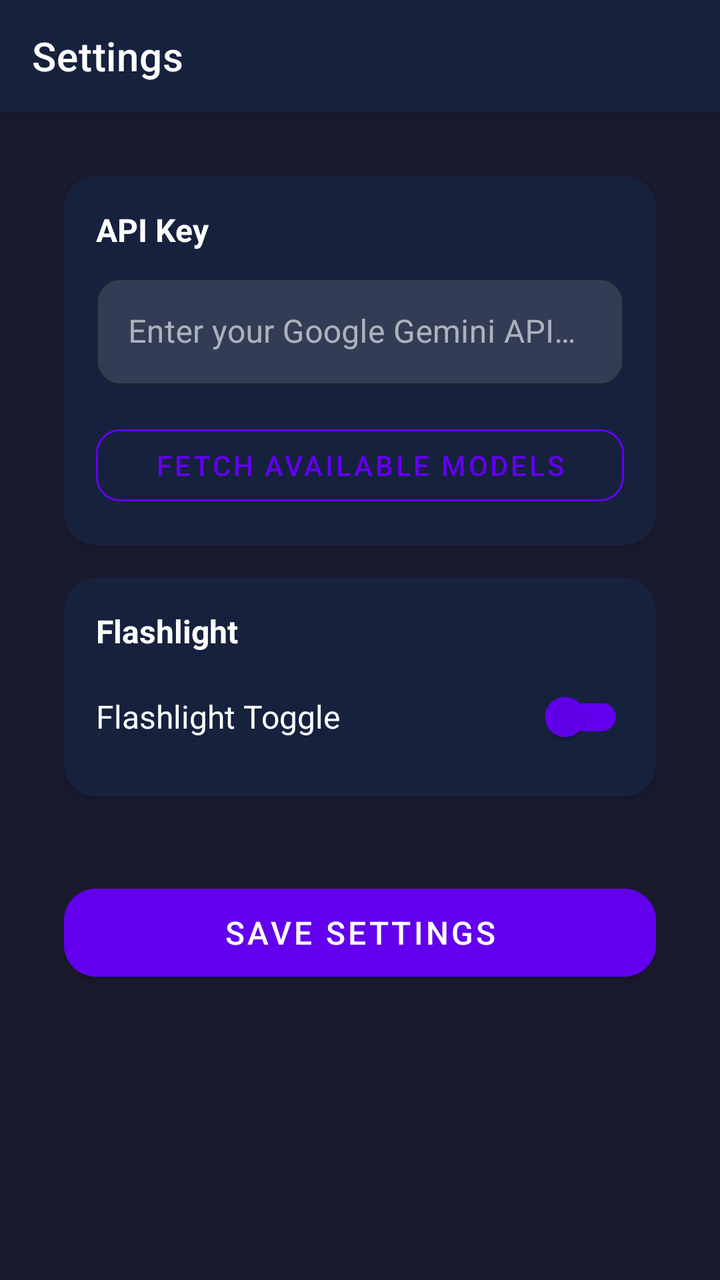
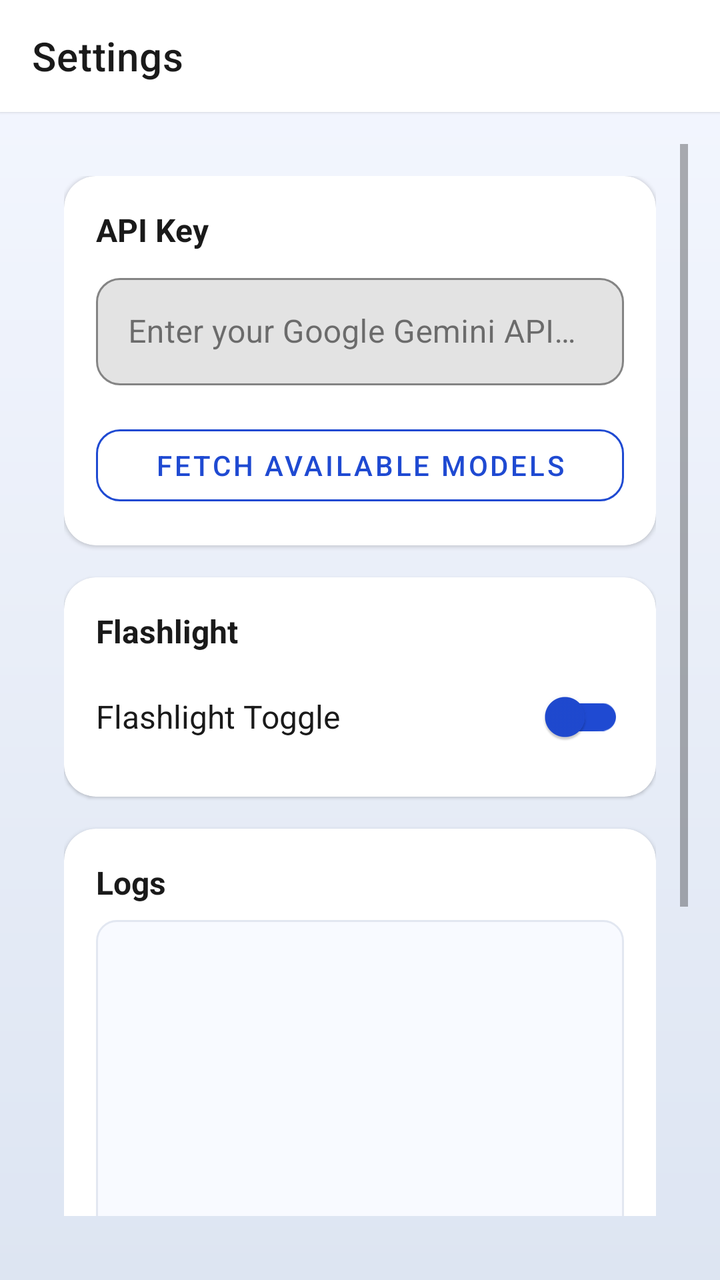

Two renders of the same Android screen: before a commit and after it. Below are the layout's source before the change and the commit's diff.
<!-- AndroidManifest.xml: application theme Theme.Calculator -->
<!-- res/layout/activity_settings.xml -->
<?xml version="1.0" encoding="utf-8"?>
<androidx.constraintlayout.widget.ConstraintLayout xmlns:android="http://schemas.android.com/apk/res/android"
    xmlns:app="http://schemas.android.com/apk/res-auto"
    xmlns:tools="http://schemas.android.com/tools"
    android:layout_width="match_parent"
    android:layout_height="match_parent"
    android:background="@color/background"
    tools:context=".SettingsActivity">

    <androidx.appcompat.widget.Toolbar
        android:id="@+id/toolbar"
        android:layout_width="0dp"
        android:layout_height="?attr/actionBarSize"
        android:background="?attr/colorSurface"
        android:elevation="4dp"
        app:layout_constraintEnd_toEndOf="parent"
        app:layout_constraintStart_toStartOf="parent"
        app:layout_constraintTop_toTopOf="parent"
        app:title="Settings"
        app:titleTextColor="@android:color/white" />

    <ScrollView
        android:layout_width="match_parent"
        android:layout_height="0dp"
        android:layout_margin="16dp"
        android:paddingBottom="16dp"
        app:layout_constraintBottom_toBottomOf="parent"
        app:layout_constraintTop_toBottomOf="@+id/toolbar">

        <LinearLayout
            android:layout_width="match_parent"
            android:layout_height="wrap_content"
            android:orientation="vertical"
            android:padding="16dp">

            <com.google.android.material.card.MaterialCardView
                android:layout_width="match_parent"
                android:layout_height="wrap_content"
                android:layout_marginBottom="16dp"
                app:cardCornerRadius="16dp"
                app:cardElevation="2dp">

                <LinearLayout
                    android:layout_width="match_parent"
                    android:layout_height="wrap_content"
                    android:orientation="vertical"
                    android:padding="16dp">

                    <TextView
                        android:layout_width="wrap_content"
                        android:layout_height="wrap_content"
                        android:text="API Key"
                        android:textColor="@android:color/white"
                        android:textSize="16sp"
                        android:textStyle="bold"
                        android:layout_marginBottom="8dp" />

                    <com.google.android.material.textfield.TextInputLayout
                        android:id="@+id/apiKeyLayout"
                        android:layout_width="match_parent"
                        android:layout_height="wrap_content"
                        android:hint="Enter your Google Gemini API Key"
                        app:boxBackgroundMode="outline"
                        app:boxCornerRadiusTopStart="12dp"
                        app:boxCornerRadiusTopEnd="12dp"
                        app:boxCornerRadiusBottomStart="12dp"
                        app:boxCornerRadiusBottomEnd="12dp"
                        app:boxStrokeColor="@color/primary"
                        app:hintTextColor="@color/hint_color">

                        <com.google.android.material.textfield.TextInputEditText
                            android:id="@+id/apiKeyInput"
                            android:layout_width="match_parent"
                            android:layout_height="wrap_content"
                            android:textColor="@android:color/white"
                            android:textColorHint="@color/hint_color"
                            android:textSize="16sp"
                            android:inputType="textPassword"
                            android:padding="16dp" />
                    </com.google.android.material.textfield.TextInputLayout>

                    <com.google.android.material.button.MaterialButton
                        android:id="@+id/fetchModelsButton"
                        style="@style/Widget.MaterialComponents.Button.OutlinedButton"
                        android:layout_width="match_parent"
                        android:layout_height="wrap_content"
                        android:layout_marginTop="16dp"
                        android:text="Fetch Available Models"
                        android:icon="@drawable/ic_refresh"
                        app:iconTint="@color/primary"
                        app:iconGravity="start"
                        app:cornerRadius="12dp"
                        app:strokeColor="@color/primary"
                        app:strokeWidth="1dp" />

                    <ProgressBar
                        android:id="@+id/loadingIndicator"
                        android:layout_width="wrap_content"
                        android:layout_height="wrap_content"
                        android:layout_gravity="center"
                        android:layout_marginTop="16dp"
                        android:visibility="gone" />
                </LinearLayout>
            </com.google.android.material.card.MaterialCardView>

            <com.google.android.material.card.MaterialCardView
                android:id="@+id/modelsCard"
                android:layout_width="match_parent"
                android:layout_height="wrap_content"
                android:layout_marginBottom="16dp"
                android:visibility="gone"
                app:cardCornerRadius="16dp"
                app:cardElevation="2dp">

                <LinearLayout
                    android:layout_width="match_parent"
                    android:layout_height="wrap_content"
                    android:orientation="vertical"
                    android:padding="16dp">

                    <TextView
                        android:layout_width="wrap_content"
                        android:layout_height="wrap_content"
                        android:text="Select Model"
                        android:textColor="@android:color/white"
                        android:textSize="16sp"
                        android:textStyle="bold"
                        android:layout_marginBottom="8dp" />

                    <Spinner
                        android:id="@+id/modelSpinner"
                        android:layout_width="match_parent"
                        android:layout_height="wrap_content"
                        android:background="@drawable/spinner_background"
                        android:padding="12dp"
                        android:spinnerMode="dropdown" />

                    <androidx.recyclerview.widget.RecyclerView
                        android:id="@+id/modelsRecyclerView"
                        android:layout_width="match_parent"
                        android:layout_height="wrap_content"
                        android:layout_marginTop="16dp"
                        android:nestedScrollingEnabled="false" />
                </LinearLayout>
            </com.google.android.material.card.MaterialCardView>

            <com.google.android.material.card.MaterialCardView
                android:layout_width="match_parent"
                android:layout_height="wrap_content"
                android:layout_marginBottom="16dp"
                app:cardCornerRadius="16dp"
                app:cardElevation="2dp">

                <LinearLayout
                    android:layout_width="match_parent"
                    android:layout_height="wrap_content"
                    android:orientation="vertical"
                    android:padding="16dp">

                    <TextView
                        android:layout_width="wrap_content"
                        android:layout_height="wrap_content"
                        android:text="Flashlight"
                        android:textColor="@android:color/white"
                        android:textSize="16sp"
                        android:textStyle="bold"
                        android:layout_marginBottom="8dp" />

                    <com.google.android.material.switchmaterial.SwitchMaterial
                        android:id="@+id/flashlightSwitch"
                        android:layout_width="match_parent"
                        android:layout_height="wrap_content"
                        android:text="Flashlight Toggle"
                        android:textColor="@android:color/white"
                        android:textSize="16sp"
                        app:thumbTint="@color/primary"
                        app:trackTint="@color/primary" />
                </LinearLayout>
            </com.google.android.material.card.MaterialCardView>

            <com.google.android.material.button.MaterialButton
                android:id="@+id/saveButton"
                android:layout_width="match_parent"
                android:layout_height="56dp"
                android:layout_marginTop="24dp"
                android:text="Save Settings"
                android:textSize="16sp"
                android:backgroundTint="@color/primary"
                app:cornerRadius="16dp" />
        </LinearLayout>
    </ScrollView>
</androidx.constraintlayout.widget.ConstraintLayout>
<!-- resources referenced by this layout -->
<resources>
  <color name="background">#1A1A2E</color>
  <color name="hint_color">#888888</color>
  <color name="primary">#6200EE</color>
  <!-- drawable ic_refresh (drawable) -->
  <vector xmlns:android="http://schemas.android.com/apk/res/android"
      android:width="24dp"
      android:height="24dp"
      android:viewportWidth="24"
      android:viewportHeight="24">
      <path
          android:fillColor="@android:color/white"
          android:pathData="M17.65,6.35C16.2,4.9 14.21,4 12,4c-4.42,0 -7.99,3.58 -7.99,8s3.57,8 7.99,8c3.73,0 6.84,-2.55 7.73,-6h-2.08c-0.82,2.33 -3.04,4 -5.65,4 -3.31,0 -6,-2.69 -6,-6s2.69,-6 6,-6c1.66,0 3.14,0.69 4.22,1.78L13,11h7V4l-2.35,2.35z"/>
  </vector>
  <!-- drawable spinner_background (drawable) -->
  <?xml version="1.0" encoding="utf-8"?>
  <shape xmlns:android="http://schemas.android.com/apk/res/android" android:shape="rectangle">
      <solid android:color="@color/surface" />
      <stroke android:width="1dp" android:color="@color/primary" />
      <corners android:radius="12dp" />
      <padding android:left="12dp" android:top="8dp" android:right="12dp" android:bottom="8dp" />
  </shape>
  <style name="Theme.Calculator" parent="Theme.MaterialComponents.DayNight.NoActionBar">
          
          <item name="colorPrimary">@color/primary</item>
          <item name="colorPrimaryVariant">@color/primary_variant</item>
          <item name="colorOnPrimary">@color/on_primary</item>
          
          <item name="colorSecondary">@color/secondary</item>
          <item name="colorSecondaryVariant">@color/secondary</item>
          <item name="colorOnSecondary">@color/on_primary</item>
          
          <item name="android:statusBarColor">@color/primary_variant</item>
          
          <item name="android:windowBackground">@color/background</item>
          <item name="colorSurface">@color/surface</item>
          <item name="colorOnSurface">@color/on_surface</item>
          <item name="android:windowLightStatusBar">false</item>
      </style>
  <color name="surface">#16213E</color>
  <color name="primary_variant">#3700B3</color>
  <color name="on_primary">#FFFFFF</color>
  <color name="secondary">#03DAC6</color>
  <color name="on_surface">#FFFFFF</color>
</resources>

<!-- the commit's change to res/layout/activity_settings.xml (unified diff, before → after) -->
@@ -4,20 +4,20 @@
     xmlns:tools="http://schemas.android.com/tools"
     android:layout_width="match_parent"
     android:layout_height="match_parent"
-    android:background="@color/background"
+    android:background="@drawable/bg_app"
     tools:context=".SettingsActivity">
 
     <androidx.appcompat.widget.Toolbar
         android:id="@+id/toolbar"
         android:layout_width="0dp"
         android:layout_height="?attr/actionBarSize"
-        android:background="?attr/colorSurface"
-        android:elevation="4dp"
+        android:background="@color/surface"
+        android:elevation="1dp"
         app:layout_constraintEnd_toEndOf="parent"
         app:layout_constraintStart_toStartOf="parent"
         app:layout_constraintTop_toTopOf="parent"
         app:title="Settings"
-        app:titleTextColor="@android:color/white" />
+        app:titleTextColor="@color/on_surface" />
 
     <ScrollView
         android:layout_width="match_parent"
@@ -37,23 +37,24 @@
                 android:layout_width="match_parent"
                 android:layout_height="wrap_content"
                 android:layout_marginBottom="16dp"
-                app:cardCornerRadius="16dp"
-                app:cardElevation="2dp">
-
-                <LinearLayout
-                    android:layout_width="match_parent"
-                    android:layout_height="wrap_content"
-                    android:orientation="vertical"
-                    android:padding="16dp">
-
-                    <TextView
-                        android:layout_width="wrap_content"
-                        android:layout_height="wrap_content"
+                app:cardBackgroundColor="@color/surface"
+                app:cardCornerRadius="16dp"
+                app:cardElevation="1dp">
+
+                <LinearLayout
+                    android:layout_width="match_parent"
+                    android:layout_height="wrap_content"
+                    android:orientation="vertical"
+                    android:padding="16dp">
+
+                    <TextView
+                        android:layout_width="wrap_content"
+                        android:layout_height="wrap_content"
+                        android:layout_marginBottom="8dp"
                         android:text="API Key"
-                        android:textColor="@android:color/white"
-                        android:textSize="16sp"
-                        android:textStyle="bold"
-                        android:layout_marginBottom="8dp" />
+                        android:textColor="@color/on_surface"
+                        android:textSize="16sp"
+                        android:textStyle="bold" />
 
                     <com.google.android.material.textfield.TextInputLayout
                         android:id="@+id/apiKeyLayout"
@@ -65,14 +66,14 @@
                         app:boxCornerRadiusTopEnd="12dp"
                         app:boxCornerRadiusBottomStart="12dp"
                         app:boxCornerRadiusBottomEnd="12dp"
-                        app:boxStrokeColor="@color/primary"
+                        app:boxStrokeColor="@color/input_border"
                         app:hintTextColor="@color/hint_color">
 
                         <com.google.android.material.textfield.TextInputEditText
                             android:id="@+id/apiKeyInput"
                             android:layout_width="match_parent"
                             android:layout_height="wrap_content"
-                            android:textColor="@android:color/white"
+                            android:textColor="@color/on_surface"
                             android:textColorHint="@color/hint_color"
                             android:textSize="16sp"
                             android:inputType="textPassword"
@@ -99,6 +100,7 @@
                         android:layout_height="wrap_content"
                         android:layout_gravity="center"
                         android:layout_marginTop="16dp"
+                        android:indeterminateTint="@color/primary"
                         android:visibility="gone" />
                 </LinearLayout>
             </com.google.android.material.card.MaterialCardView>
@@ -109,23 +111,24 @@
                 android:layout_height="wrap_content"
                 android:layout_marginBottom="16dp"
                 android:visibility="gone"
-                app:cardCornerRadius="16dp"
-                app:cardElevation="2dp">
-
-                <LinearLayout
-                    android:layout_width="match_parent"
-                    android:layout_height="wrap_content"
-                    android:orientation="vertical"
-                    android:padding="16dp">
-
-                    <TextView
-                        android:layout_width="wrap_content"
-                        android:layout_height="wrap_content"
+                app:cardBackgroundColor="@color/surface"
+                app:cardCornerRadius="16dp"
+                app:cardElevation="1dp">
+
+                <LinearLayout
+                    android:layout_width="match_parent"
+                    android:layout_height="wrap_content"
+                    android:orientation="vertical"
+                    android:padding="16dp">
+
+                    <TextView
+                        android:layout_width="wrap_content"
+                        android:layout_height="wrap_content"
+                        android:layout_marginBottom="8dp"
                         android:text="Select Model"
-                        android:textColor="@android:color/white"
-                        android:textSize="16sp"
-                        android:textStyle="bold"
-                        android:layout_marginBottom="8dp" />
+                        android:textColor="@color/on_surface"
+                        android:textSize="16sp"
+                        android:textStyle="bold" />
 
                     <Spinner
                         android:id="@+id/modelSpinner"
@@ -148,33 +151,106 @@
                 android:layout_width="match_parent"
                 android:layout_height="wrap_content"
                 android:layout_marginBottom="16dp"
-                app:cardCornerRadius="16dp"
-                app:cardElevation="2dp">
-
-                <LinearLayout
-                    android:layout_width="match_parent"
-                    android:layout_height="wrap_content"
-                    android:orientation="vertical"
-                    android:padding="16dp">
-
-                    <TextView
-                        android:layout_width="wrap_content"
-                        android:layout_height="wrap_content"
+                app:cardBackgroundColor="@color/surface"
+                app:cardCornerRadius="16dp"
+                app:cardElevation="1dp">
+
+                <LinearLayout
+                    android:layout_width="match_parent"
+                    android:layout_height="wrap_content"
+                    android:orientation="vertical"
+                    android:padding="16dp">
+
+                    <TextView
+                        android:layout_width="wrap_content"
+                        android:layout_height="wrap_content"
+                        android:layout_marginBottom="8dp"
                         android:text="Flashlight"
-                        android:textColor="@android:color/white"
-                        android:textSize="16sp"
-                        android:textStyle="bold"
-                        android:layout_marginBottom="8dp" />
+                        android:textColor="@color/on_surface"
+                        android:textSize="16sp"
+                        android:textStyle="bold" />
 
                     <com.google.android.material.switchmaterial.SwitchMaterial
                         android:id="@+id/flashlightSwitch"
                         android:layout_width="match_parent"
                         android:layout_height="wrap_content"
                         android:text="Flashlight Toggle"
-                        android:textColor="@android:color/white"
+                        android:textColor="@color/on_surface"
                         android:textSize="16sp"
                         app:thumbTint="@color/primary"
                         app:trackTint="@color/primary" />
+                </LinearLayout>
+            </com.google.android.material.card.MaterialCardView>
+
+            <com.google.android.material.card.MaterialCardView
+                android:layout_width="match_parent"
+                android:layout_height="wrap_content"
+                android:layout_marginBottom="16dp"
+                app:cardBackgroundColor="@color/surface"
+                app:cardCornerRadius="16dp"
+                app:cardElevation="1dp">
+
+                <LinearLayout
+                    android:layout_width="match_parent"
+                    android:layout_height="wrap_content"
+                    android:orientation="vertical"
+                    android:padding="16dp">
+
+                    <TextView
+                        android:layout_width="wrap_content"
+                        android:layout_height="wrap_content"
+                        android:layout_marginBottom="8dp"
+                        android:text="Logs"
+                        android:textColor="@color/on_surface"
+                        android:textSize="16sp"
+                        android:textStyle="bold" />
+
+                    <ScrollView
+                        android:layout_width="match_parent"
+                        android:layout_height="200dp"
+                        android:background="@drawable/logs_bg"
+                        android:scrollbars="vertical">
+
+                        <TextView
+                            android:id="@+id/logsText"
+                            android:layout_width="match_parent"
+                            android:layout_height="wrap_content"
+                            android:fontFamily="monospace"
+                            android:padding="10dp"
+                            android:textColor="@color/on_surface"
+                            android:textIsSelectable="true"
+                            android:textSize="11sp" />
+                    </ScrollView>
+
+                    <LinearLayout
+                        android:layout_width="match_parent"
+                        android:layout_height="wrap_content"
+                        android:layout_marginTop="12dp"
+                        android:orientation="horizontal">
+
+                        <com.google.android.material.button.MaterialButton
+                            android:id="@+id/copyLogsButton"
+                            style="@style/Widget.MaterialComponents.Button.OutlinedButton"
+                            android:layout_width="0dp"
+                            android:layout_height="wrap_content"
+                            android:layout_weight="1"
+                            android:text="Copy"
+                            app:cornerRadius="10dp"
+                            app:strokeColor="@color/primary"
+                            app:strokeWidth="1dp" />
+
+                        <com.google.android.material.button.MaterialButton
+                            android:id="@+id/clearLogsButton"
+                            style="@style/Widget.MaterialComponents.Button.OutlinedButton"
+                            android:layout_width="0dp"
+                            android:layout_height="wrap_content"
+                            android:layout_marginStart="8dp"
+                            android:layout_weight="1"
+                            android:text="Clear"
+                            app:cornerRadius="10dp"
+                            app:strokeColor="@color/primary"
+                            app:strokeWidth="1dp" />
+                    </LinearLayout>
                 </LinearLayout>
             </com.google.android.material.card.MaterialCardView>
 
@@ -186,7 +262,7 @@
                 android:text="Save Settings"
                 android:textSize="16sp"
                 android:backgroundTint="@color/primary"
-                app:cornerRadius="16dp" />
+                app:cornerRadius="12dp" />
         </LinearLayout>
     </ScrollView>
 </androidx.constraintlayout.widget.ConstraintLayout>
<!-- resource entries referenced after the edit -->
@@ -1,8 +1,11 @@
 <!-- resources referenced by this layout -->
 <resources>
-  <color name="background">#1A1A2E</color>
-  <color name="hint_color">#888888</color>
-  <color name="primary">#6200EE</color>
+  <color name="background">#E9EEF8</color>
+  <color name="bg_bottom">#DDE5F2</color>
+  <color name="border">#E2E7F1</color>
+  <color name="hint_color">#6C7A94</color>
+  <color name="input_border">#CFD7E6</color>
+  <color name="primary">#1F4AD2</color>
   <!-- drawable ic_refresh (drawable) -->
   <vector xmlns:android="http://schemas.android.com/apk/res/android"
       android:width="24dp"
@@ -13,6 +16,14 @@
           android:fillColor="@android:color/white"
           android:pathData="M17.65,6.35C16.2,4.9 14.21,4 12,4c-4.42,0 -7.99,3.58 -7.99,8s3.57,8 7.99,8c3.73,0 6.84,-2.55 7.73,-6h-2.08c-0.82,2.33 -3.04,4 -5.65,4 -3.31,0 -6,-2.69 -6,-6s2.69,-6 6,-6c1.66,0 3.14,0.69 4.22,1.78L13,11h7V4l-2.35,2.35z"/>
   </vector>
+  <!-- drawable logs_bg (drawable) -->
+  <?xml version="1.0" encoding="utf-8"?>
+  <shape xmlns:android="http://schemas.android.com/apk/res/android"
+      android:shape="rectangle">
+      <solid android:color="#F8FAFF" />
+      <stroke android:width="1dp" android:color="@color/border" />
+      <corners android:radius="10dp" />
+  </shape>
   <!-- drawable spinner_background (drawable) -->
   <?xml version="1.0" encoding="utf-8"?>
   <shape xmlns:android="http://schemas.android.com/apk/res/android" android:shape="rectangle">
@@ -21,27 +32,35 @@
       <corners android:radius="12dp" />
       <padding android:left="12dp" android:top="8dp" android:right="12dp" android:bottom="8dp" />
   </shape>
-  <style name="Theme.Calculator" parent="Theme.MaterialComponents.DayNight.NoActionBar">
-          
+  <style name="Theme.Calculator" parent="Theme.MaterialComponents.Light.NoActionBar">
           <item name="colorPrimary">@color/primary</item>
           <item name="colorPrimaryVariant">@color/primary_variant</item>
           <item name="colorOnPrimary">@color/on_primary</item>
-          
           <item name="colorSecondary">@color/secondary</item>
           <item name="colorSecondaryVariant">@color/secondary</item>
-          <item name="colorOnSecondary">@color/on_primary</item>
-          
-          <item name="android:statusBarColor">@color/primary_variant</item>
-          
-          <item name="android:windowBackground">@color/background</item>
+          <item name="colorOnSecondary">@color/on_surface</item>
           <item name="colorSurface">@color/surface</item>
           <item name="colorOnSurface">@color/on_surface</item>
-          <item name="android:windowLightStatusBar">false</item>
+          <item name="android:statusBarColor">@color/background</item>
+          <item name="android:navigationBarColor">@color/background</item>
+          <item name="android:windowBackground">@drawable/bg_app</item>
+          <item name="android:windowLightStatusBar">true</item>
       </style>
-  <color name="surface">#16213E</color>
-  <color name="primary_variant">#3700B3</color>
+  <color name="bg_top">#F4F7FF</color>
+  <color name="surface">#FFFFFF</color>
+  <!-- drawable bg_app (drawable) -->
+  <?xml version="1.0" encoding="utf-8"?>
+  <shape xmlns:android="http://schemas.android.com/apk/res/android"
+      android:shape="rectangle">
+      <gradient
+          android:angle="270"
+          android:startColor="@color/bg_top"
+          android:centerColor="@color/background"
+          android:endColor="@color/bg_bottom" />
+  </shape>
+  <color name="primary_variant">#14319B</color>
   <color name="on_primary">#FFFFFF</color>
-  <color name="secondary">#03DAC6</color>
-  <color name="on_surface">#FFFFFF</color>
+  <color name="secondary">#5B7EF5</color>
+  <color name="on_surface">#1A1A1A</color>
 </resources>
 
